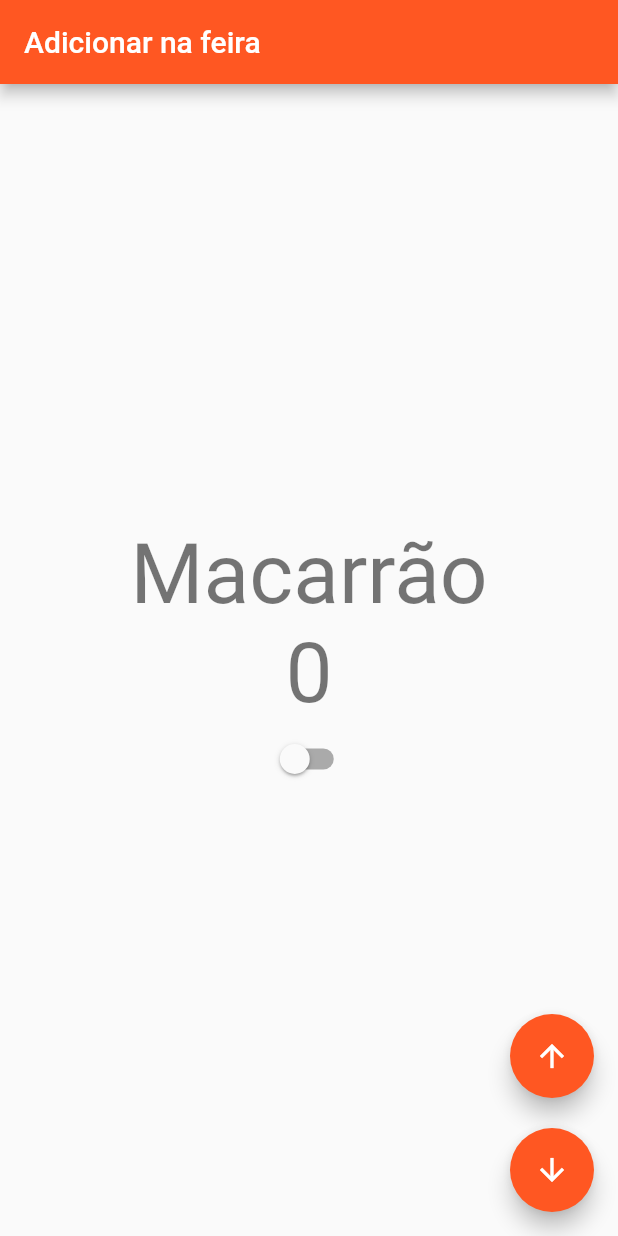
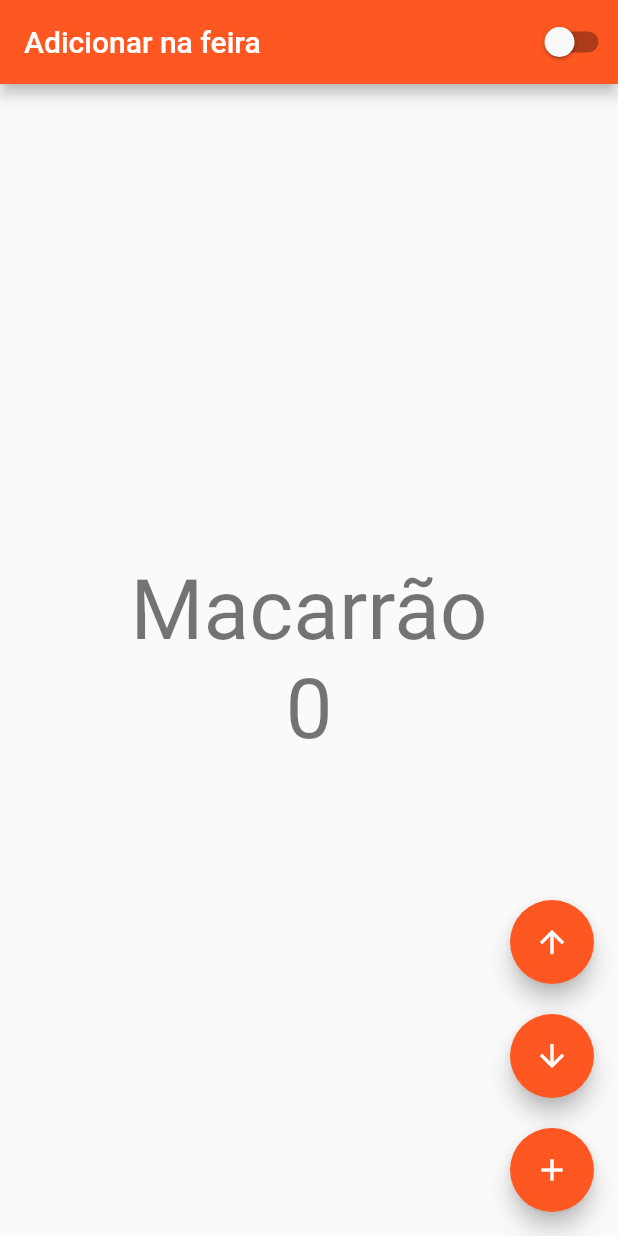
Before and after one commit to lucassverissimo/OlaMundo_Flutter, a Flutter app: the screen it shows after launch, on a phone screen of 412 x 824 dp. Run offline on Flutter 3.47's test engine with Material 2 defaults, Android fonts, the phone set to English and light mode, and no system bars.

Commit message:
inserindo botão de adicionar item.

```diff
--- a/ola_mundo/lib/home_page.dart
+++ b/ola_mundo/lib/home_page.dart
@@ -24,11 +24,30 @@ class _HomePageState extends State<HomePage> {
       }
     });
   }
+  void _addItem(){
+    showDialog(
+      context: context,
+      builder: (BuildContext context) {
+        // retorna um objeto do tipo Dialog
+        return AlertDialog(
+          title: new Text("Item inserido"),
+          content: new Text("Macarrão. Quantidade $_counter"),
+        );
+      },
+    );
+  }
   @override
   Widget build(BuildContext context) {
     return Scaffold(
         appBar: AppBar(
           title: Text("Adicionar na feira"),
+          actions: [
+            Switch(
+                value: AppController.instance.isDarkTheme,
+                onChanged: (value) {
+                  AppController.instance.changeTheme();
+                }),
+          ],
         ),
         body: Center(
           child: Column(
@@ -43,11 +62,6 @@ class _HomePageState extends State<HomePage> {
                 style: Theme.of(context).textTheme.displayMedium,
 
               ),
-              Switch(
-                  value: AppController.instance.isDarkTheme,
-                  onChanged: (value) {
-                    AppController.instance.changeTheme();
-                  }),
             ],
           ),
         ),
@@ -71,6 +85,16 @@ class _HomePageState extends State<HomePage> {
                 ),
                 onPressed: _decrementCounter,
                 heroTag: null,
+              ),
+              SizedBox(
+                height: 20,
+              ),
+              FloatingActionButton(
+                child: Icon(
+                    Icons.add
+                ),
+                onPressed: _addItem,
+                heroTag: null,
               )
             ]
         )
```
